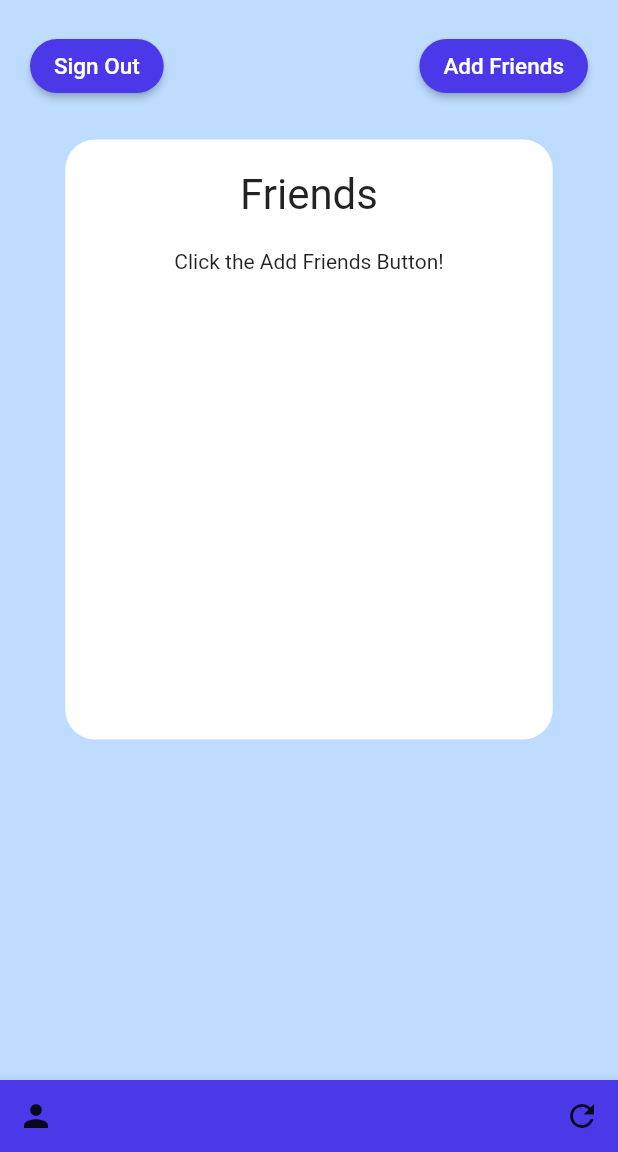
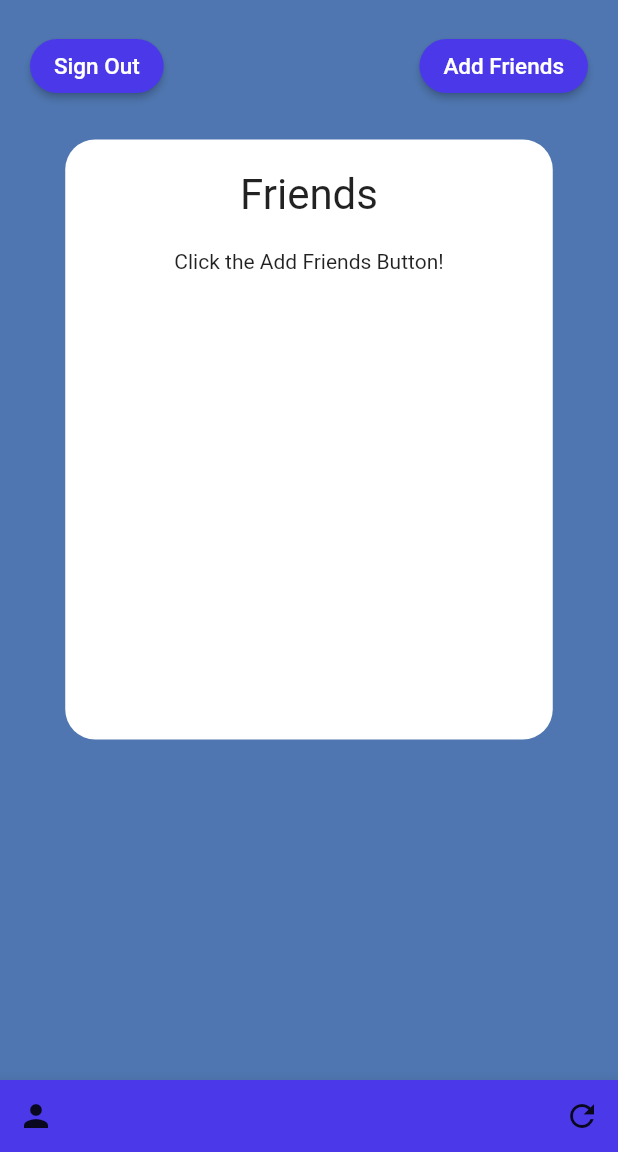
Before and after one commit to acandelmo3/uTime, a Flutter app: the screen it shows once a user with an empty profile is signed in, after a tap on the "refresh" icon, on a phone screen of 412 x 824 dp, the part 84-1236 px from its top. Run offline on Flutter 3.47's test engine with Material 2 defaults, Android fonts, the phone set to English and light mode, and no system bars; our stand-ins replace cloud_firestore, firebase_auth, firebase_core, firebase_storage, image_picker, logger; missing offline and left inert: sav3, usage_stats, workmanager; accounts and stored records are empty; statements that could not run were skipped.

Commit message:
Updated Stuff
I might have accidentally deleted some of your changes to firestore and ui_test. Again, my code works with the _copy versions

```diff
--- a/sav3/lib/screens/ui_add_friends.dart
+++ b/sav3/lib/screens/ui_add_friends.dart
@@ -1,6 +1,6 @@
 import 'package:flutter/material.dart';
-import 'package:sav3/services/firestore.dart';
-import 'package:sav3/screens/user_profile.dart';
+import 'package:uTime/services/firestore.dart';
+import 'package:uTime/screens/user_profile.dart';
 import 'ui_test.dart';
 import 'ui_friends_list.dart';
 import 'ui_user_profile.dart';
--- a/sav3/lib/screens/ui_friends_list.dart
+++ b/sav3/lib/screens/ui_friends_list.dart
@@ -1,6 +1,6 @@
 import 'package:cloud_firestore/cloud_firestore.dart';
 import 'package:flutter/material.dart';
-import 'package:sav3/screens/user_profile.dart';
+import 'package:uTime/screens/user_profile.dart';
 
 import '../services/firestore.dart';
 import 'add_friends.dart';
--- a/sav3/lib/screens/ui_login_matrix.dart
+++ b/sav3/lib/screens/ui_login_matrix.dart
@@ -1,6 +1,6 @@
 import 'package:flutter/material.dart';
-import 'package:sav3/screens/register.dart';
-import 'package:sav3/screens/sign_in.dart';
+import 'package:uTime/screens/register.dart';
+import 'package:uTime/screens/sign_in.dart';
 import 'ui_test.dart';
 import 'ui_register.dart';
 import 'ui_sign_in.dart';
--- a/sav3/lib/screens/ui_register.dart
+++ b/sav3/lib/screens/ui_register.dart
@@ -1,6 +1,6 @@
 import 'package:flutter/material.dart';
-import 'package:sav3/services/auth.dart';
-import 'package:sav3/services/firestore.dart';
+import 'package:uTime/services/auth.dart';
+import 'package:uTime/services/firestore.dart';
 import 'home_page.dart';
 import 'ui_login_matrix.dart';
 import 'ui_test.dart';
--- a/sav3/lib/screens/ui_test.dart
+++ b/sav3/lib/screens/ui_test.dart
@@ -1,4 +1,5 @@
 import 'package:cloud_firestore/cloud_firestore.dart';
+import 'package:firebase_auth/firebase_auth.dart';
 import 'package:flutter/material.dart';
 import 'package:uTime/screens/user_profile.dart';
 import 'package:uTime/services/auth.dart';
@@ -7,11 +8,16 @@ import '../services/firestore.dart';
 import '../services/screentime.dart';
 import 'add_friends.dart';
 import 'friends_list.dart';
+import 'ui_friends_list.dart';
 import 'login_matrix.dart';
+import 'ui_login_matrix.dart';
+import 'ui_user_profile.dart';
 
 class UITest extends StatelessWidget {
   UITest({super.key});
   Screentime st = Screentime();
+  double goal_test = -1.0;
+  final Firestore fs = Firestore();
 
   Future<String> showTime() async {
     double result = await st.getUsage();
@@ -22,12 +28,25 @@ class UITest extends StatelessWidget {
     return time;
   }
 
+
+
+
   @override
   Widget build(BuildContext context) {
     final Auth _auth = Auth();
-    final Firestore fs = Firestore();
+    //final Firestore fs = Firestore();
+    //double user = FirebaseAuth.instance.currentUser().goal;
+    //double user async = await fs.getGoalPercent();
+
+        // .collection('id map')
+        // .doc(Firestore.getCurrentUser())
+        // .get()
+        // .then((DocumentSnapshot documentSnapshot) async {
+        // String name = await documentSnapshot.get(FieldPath(['name']));
+
     return Scaffold(
-      backgroundColor: const Color.fromARGB(255, 190, 220, 255),
+      //backgroundColor: const Color.fromARGB(255, 190, 220, 255),
+      backgroundColor: const Color.fromARGB(255, 79, 118, 176),
       appBar: AppBar(
         backgroundColor: const Color.fromARGB(255, 75, 57, 233),
         elevation: 0.0,
@@ -65,12 +84,12 @@ class UITest extends StatelessWidget {
       body: Padding(
         padding: const EdgeInsets.all(20.0),
         child: Column(crossAxisAlignment: CrossAxisAlignment.center, children: [
-          CustomPaint(
-            painter: BluePainter(),
+          //CustomPaint(
+            //painter: BluePainter(),
             //child: Center(child: Column(mainAxisAlignment: MainAxisAlignment.center,
             //  children: [],
             //))
-          ),
+          //),
           Row(
             children: [
               ElevatedButton(
@@ -233,23 +252,3 @@ class UITest extends StatelessWidget {
     );
   }
 }
-
-class BluePainter extends CustomPainter {
-  @override
-  void paint(Canvas canvas, Size size) {
-    final height = size.height;
-    final width = size.width;
-    Paint paint = Paint();
-
-    Path mainBackground = Path();
-    mainBackground.addRect(Rect.fromLTRB(0, 0, width, height));
-    //paint.color = const Color.fromARGB(255, 190, 220, 255);
-    paint.color = const Color.fromARGB(255, 0, 28, 59);
-    canvas.drawPath(mainBackground, paint);
-  }
-
-  @override
-  bool shouldRepaint(CustomPainter oldDelagate) {
-    return oldDelagate != this;
-  }
-}
--- a/sav3/lib/screens/ui_test_copy.dart
+++ b/sav3/lib/screens/ui_test_copy.dart
@@ -1,9 +1,9 @@
 import 'package:cloud_firestore/cloud_firestore.dart';
 import 'package:firebase_auth/firebase_auth.dart';
 import 'package:flutter/material.dart';
-import 'package:sav3/screens/user_profile.dart';
-import 'package:sav3/services/auth.dart';
-import '../services/firestore.dart';
+import 'package:uTime/screens/user_profile.dart';
+import 'package:uTime/services/auth.dart';
+import '../services/firestore_copy.dart';
 import '../services/screentime.dart';
 import 'friends_list.dart';
 import 'ui_friends_list.dart';
@@ -15,7 +15,7 @@ class UITest extends StatelessWidget {
   UITest({super.key});
   Screentime st = Screentime();
   double goal_test = -1.0;
-  final Firestore fs = Firestore();
+  final FirestoreCopy fs = FirestoreCopy();
 
   Future<String> showTime() async {
     double result = await st.getUsage();
@@ -61,7 +61,7 @@ class UITest extends StatelessWidget {
             IconButton(onPressed: () async {
                 FirebaseFirestore.instance
                     .collection('id map')
-                    .doc(Firestore.getCurrentUser())
+                    .doc(FirestoreCopy.getCurrentUser())
                     .get()
                     .then((DocumentSnapshot documentSnapshot) async {
                   String name = await documentSnapshot.get(FieldPath(['name']));
--- a/sav3/lib/services/firestore_copy.dart
+++ b/sav3/lib/services/firestore_copy.dart
@@ -4,7 +4,7 @@ import 'package:cloud_firestore/cloud_firestore.dart';
 import 'package:firebase_storage/firebase_storage.dart';
 import 'package:flutter/material.dart';
 import 'package:image_picker/image_picker.dart';
-import 'package:sav3/services/screentime.dart';
+import 'package:uTime/services/screentime.dart';
 import '../user.dart';
 
 /*
@@ -53,7 +53,7 @@ class FirestoreCopy {
     final user = AppUser(
       fName: fName,
       lName: lName,
-      pfp: '',
+      //pfp: '',
       code: 0,
       requests: [],
       friends: [],
```
Also changed, not shown: sav3/lib/services/firestore.dart (+54 -0 lines).
